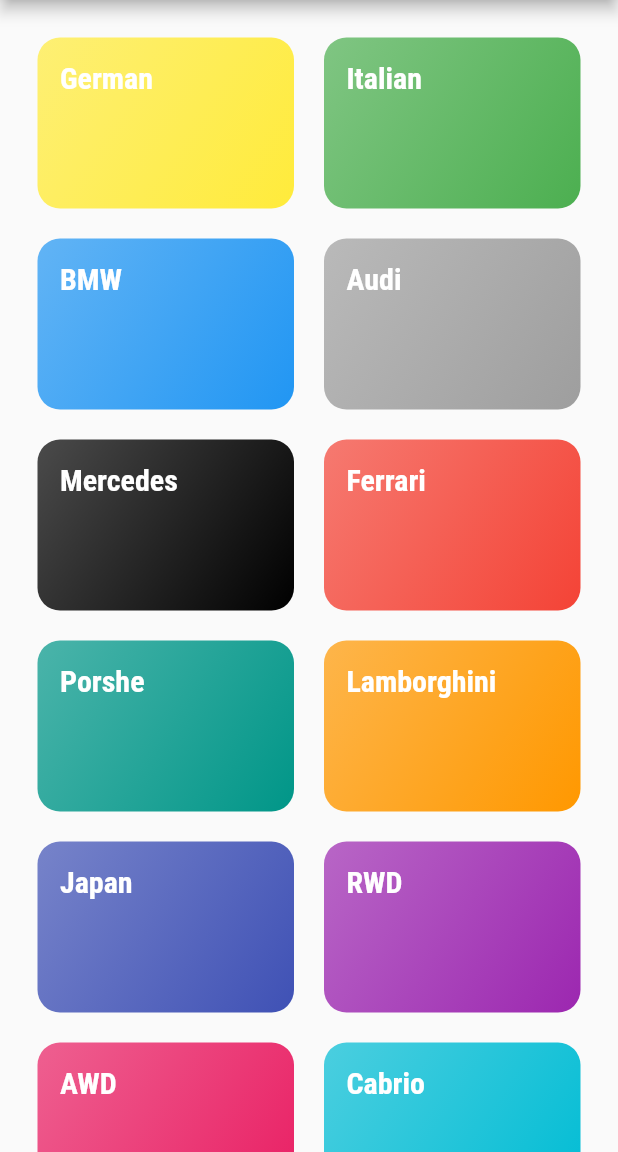
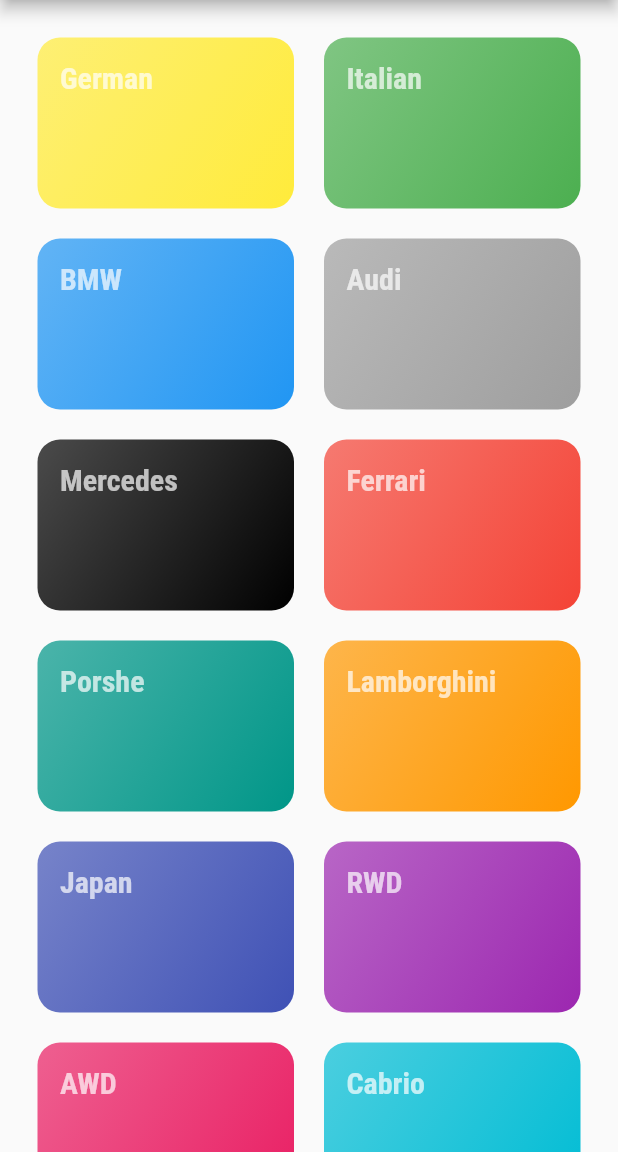
Before and after one commit to norberthanysz/CarsLibraryApp, a Flutter app: the screen it shows after launch, on a phone screen of 412 x 824 dp, the part 84-1236 px from its top. Run offline on Flutter 3.47's test engine with Material 2 defaults, Android fonts, the phone set to English and light mode, and no system bars.

Commit message:
Show empty category page

```diff
--- a/lib/categories_screen.dart
+++ b/lib/categories_screen.dart
@@ -14,6 +14,7 @@ class CategoriesScreen extends StatelessWidget {
         padding: EdgeInsets.all(25),
         children: DUMMY_CATEGORIES
             .map((categoryData) => CategoryItem(
+                  categoryData.id,
                   categoryData.name,
                   categoryData.color,
                 ))
--- a/lib/category_item.dart
+++ b/lib/category_item.dart
@@ -1,17 +1,30 @@
 import 'package:flutter/material.dart';
 
 class CategoryItem extends StatelessWidget {
+  final String id;
   final String name;
   final Color color;
 
   CategoryItem(
+    this.id,
     this.name,
     this.color,
   );
 
+  void selectCategory(BuildContext context) {
+    Navigator.of(context).pushNamed('/category_cars', arguments: {
+      'id': id,
+      'name': name,
+    });
+  }
+
   @override
   Widget build(BuildContext context) {
-    return Container(
+    return InkWell(
+      onTap: () => selectCategory(context),
+      splashColor: Theme.of(context).primaryColor,
+      borderRadius: BorderRadius.circular(15),
+      child: Container(
         padding: EdgeInsets.all(15),
         child: Text(
           name,
@@ -28,6 +41,7 @@ class CategoryItem extends StatelessWidget {
           ),
           borderRadius: BorderRadius.circular(15),
         ),
+      ),
     );
   }
 }
--- a/lib/main.dart
+++ b/lib/main.dart
@@ -1,6 +1,8 @@
 import 'package:flutter/material.dart';
 
 import './categories_screen.dart';
+import './category_cars_screen.dart';
+
 
 void main() => runApp(MyApp());
 
@@ -18,10 +20,13 @@ class MyApp extends StatelessWidget {
               fontSize: 20,
               fontFamily: 'RobotoCondensed',
               fontWeight: FontWeight.bold,
-              color: Colors.white,
+              color: Colors.white70,
             )),
       ),
       home: CategoriesScreen(),
+      routes: {
+        '/category_cars': (context) => CategoryCarsScreen();
+      },
     );
   }
 }
```
Also changed, not shown: lib/category_cars_screen.dart (added, +19 -0 lines). Lines whose indentation alone changed are shown as unchanged.
